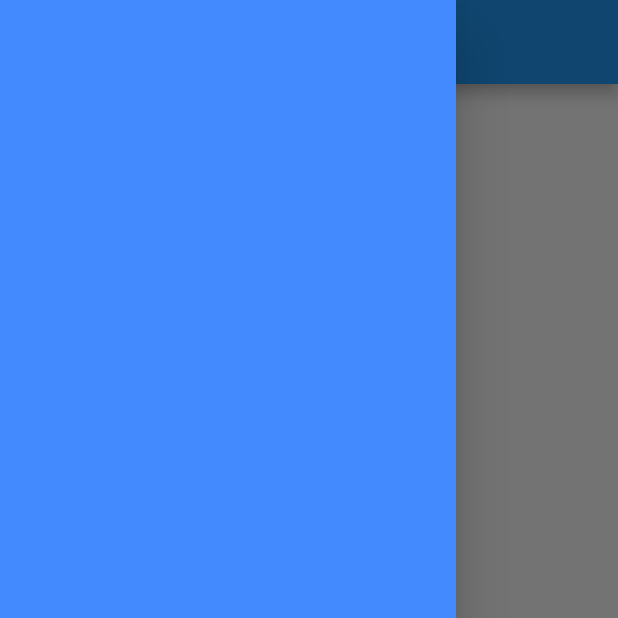
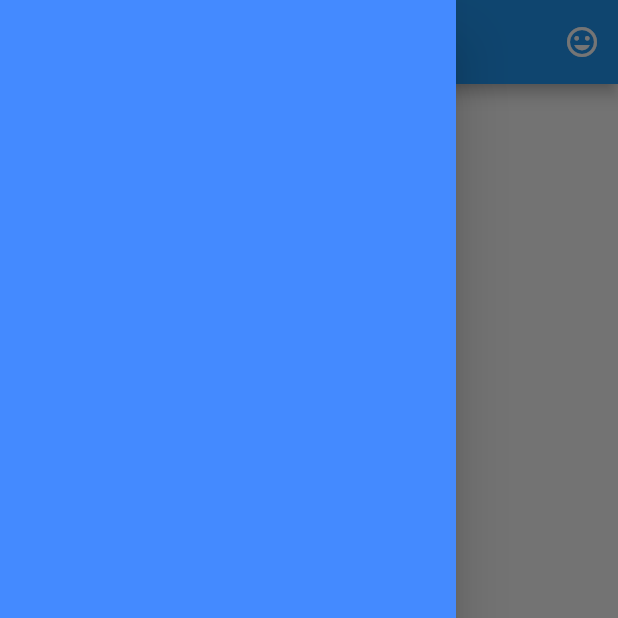
Before and after one commit to GendryC/cm, a Flutter app: the screen it shows after launch, with the side drawer open, on a phone screen of 412 x 824 dp, the top half of it. Run offline on Flutter 3.47's test engine with Material 2 defaults, Android fonts, the phone set to English and light mode, and no system bars.

Commit message:
changes thalia

```diff
--- a/lib/main.dart
+++ b/lib/main.dart
@@ -12,6 +12,7 @@ class MyApp extends StatelessWidget {
   @override
   Widget build(BuildContext context) {
     return MaterialApp(
+      debugShowCheckedModeBanner: false,
       title: 'Flutter Demo',
       theme: ThemeData(
         // This is the theme of your application.
--- a/lib/pages/Home_Page.dart
+++ b/lib/pages/Home_Page.dart
@@ -11,8 +11,15 @@ class _HomePageState extends State<HomePage> {
   @override
   Widget build(BuildContext context) {
     return Scaffold(
-      appBar: AppBar(),
-      drawer: Drawer(backgroundColor: Colors.blueAccent,),
+      appBar: AppBar(actions: <Widget>[
+        IconButton(
+          icon: const Icon(Icons.tag_faces),
+          onPressed: () {},
+        )
+      ]),
+      drawer: Drawer(
+        backgroundColor: Colors.blueAccent,
+      ),
     );
   }
 }
```
